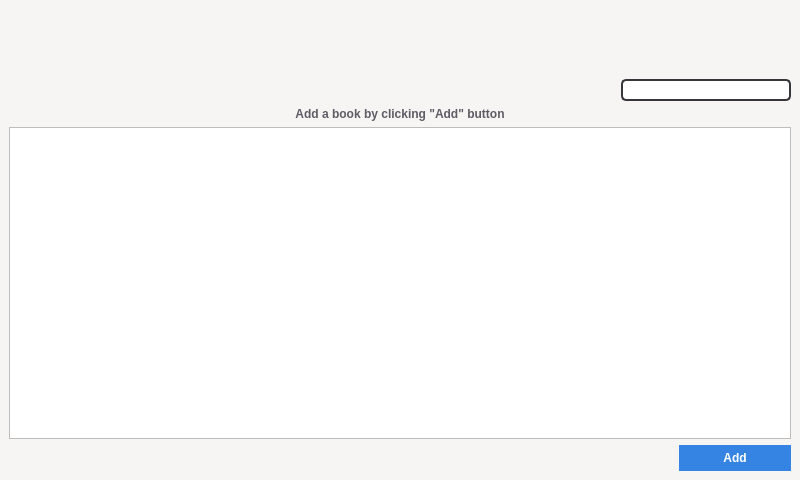
Old version of the form ui/qt_generated/main_window.ui in the repository Yarosvet/Bionic.
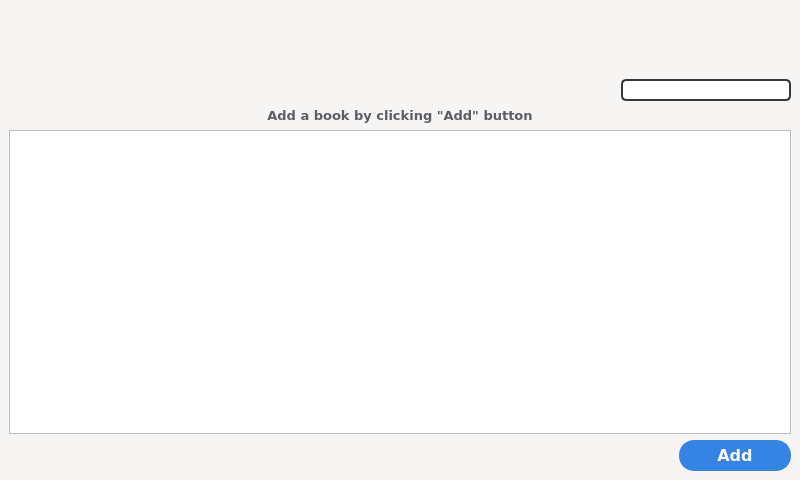
New version of the form. Icons and pictures are not drawn.

Patch:
```diff
--- a/ui/qt_generated/main_window.ui
+++ b/ui/qt_generated/main_window.ui
@@ -166,15 +166,6 @@
        </color>
       </brush>
      </colorrole>
-     <colorrole role="PlaceholderText">
-      <brush brushstyle="SolidPattern">
-       <color alpha="128">
-        <red>0</red>
-        <green>0</green>
-        <blue>0</blue>
-       </color>
-      </brush>
-     </colorrole>
     </active>
     <inactive>
      <colorrole role="WindowText">
@@ -312,15 +303,6 @@
        </color>
       </brush>
      </colorrole>
-     <colorrole role="PlaceholderText">
-      <brush brushstyle="SolidPattern">
-       <color alpha="128">
-        <red>0</red>
-        <green>0</green>
-        <blue>0</blue>
-       </color>
-      </brush>
-     </colorrole>
     </inactive>
     <disabled>
      <colorrole role="WindowText">
@@ -458,18 +440,14 @@
        </color>
       </brush>
      </colorrole>
-     <colorrole role="PlaceholderText">
-      <brush brushstyle="SolidPattern">
-       <color alpha="128">
-        <red>0</red>
-        <green>0</green>
-        <blue>0</blue>
-       </color>
-      </brush>
-     </colorrole>
     </disabled>
    </palette>
   </property>
+  <property name="font">
+   <font>
+    <family>MS Shell Dlg 2</family>
+   </font>
+  </property>
   <property name="acceptDrops">
    <bool>true</bool>
   </property>
@@ -624,6 +602,8 @@
         </property>
         <property name="font">
          <font>
+          <family>DejaVu Sans</family>
+          <pointsize>10</pointsize>
           <weight>75</weight>
           <bold>true</bold>
          </font>
@@ -863,15 +843,6 @@
              </color>
             </brush>
            </colorrole>
-           <colorrole role="PlaceholderText">
-            <brush brushstyle="NoBrush">
-             <color alpha="128">
-              <red>255</red>
-              <green>255</green>
-              <blue>255</blue>
-             </color>
-            </brush>
-           </colorrole>
           </active>
           <inactive>
            <colorrole role="WindowText">
@@ -928,15 +899,6 @@
              </color>
             </brush>
            </colorrole>
-           <colorrole role="PlaceholderText">
-            <brush brushstyle="NoBrush">
-             <color alpha="128">
-              <red>255</red>
-              <green>255</green>
-              <blue>255</blue>
-             </color>
-            </brush>
-           </colorrole>
           </inactive>
           <disabled>
            <colorrole role="WindowText">
@@ -993,20 +955,13 @@
              </color>
             </brush>
            </colorrole>
-           <colorrole role="PlaceholderText">
-            <brush brushstyle="NoBrush">
-             <color alpha="128">
-              <red>255</red>
-              <green>255</green>
-              <blue>255</blue>
-             </color>
-            </brush>
-           </colorrole>
           </disabled>
          </palette>
         </property>
         <property name="font">
          <font>
+          <family>DejaVu Sans</family>
+          <pointsize>12</pointsize>
           <weight>75</weight>
           <bold>true</bold>
           <stylestrategy>PreferAntialias</stylestrategy>
@@ -1018,13 +973,11 @@
         <property name="styleSheet">
          <string notr="true">background-color: rgb(53, 132, 228);
 color: rgb(255, 255, 255);
-border-style: solid;
-border-width: 2px;
+border: 2px solid rgb(53, 132, 228);
 border-radius: 15px;
-border-color: rgb(53, 132, 228);
 padding: 4px;
 width: 100px;
-</string>
+min-height: 18px;</string>
         </property>
         <property name="text">
          <string>Add</string>
```
Left out of the diff: 5 changed lines with no effect on the pictures.
